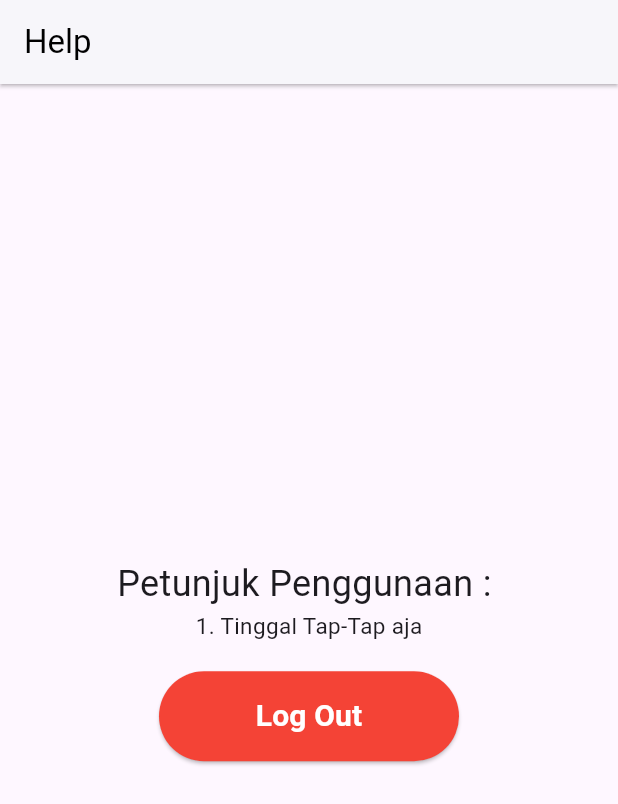
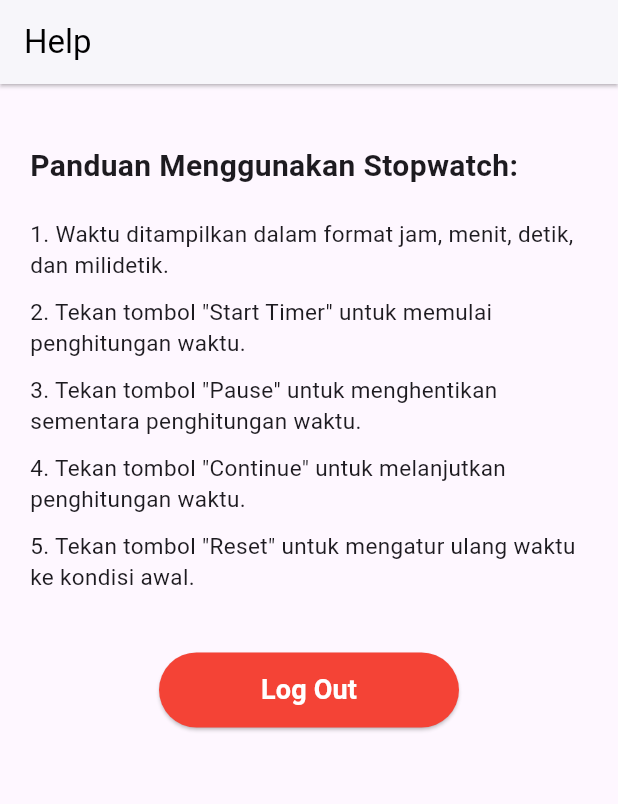
Before and after one commit to Sukron1632/Kalkulator, a Flutter app: the HelpPage screen opened directly, on a phone screen of 412 x 824 dp. Shown: the top 804 px of the screen. Run offline on Flutter 3.47's test engine with Material 3 defaults, Android fonts, the phone set to English and light mode, and no system bars; our stand-ins replace firebase_auth, firebase_core; accounts and stored records are empty.

Commit message:
help page

```diff
--- a/lib/Pages/help.dart
+++ b/lib/Pages/help.dart
@@ -8,7 +8,7 @@ class HelpPage extends StatelessWidget {
       Navigator.pushReplacementNamed(context, '/login');
     } catch (e) {
       ScaffoldMessenger.of(context).showSnackBar(
-        SnackBar(content: Text('Gagal Logout : $e')),
+        SnackBar(content: Text('Gagal Logout: $e')),
       );
     }
   }
@@ -24,23 +24,45 @@ class HelpPage extends StatelessWidget {
         elevation: 1,
         shadowColor: Colors.black,
       ),
-      body: Center(
+      body: Padding(
+        padding: const EdgeInsets.symmetric(horizontal: 20.0, vertical: 40.0),
         child: Column(
-          mainAxisAlignment: MainAxisAlignment.center,
-          crossAxisAlignment: CrossAxisAlignment.center,
+          crossAxisAlignment: CrossAxisAlignment.start,
           children: <Widget>[
             const Text(
-              'Petunjuk Penggunaan : ',
-              style: TextStyle(fontSize: 24),
+              'Panduan Menggunakan Stopwatch:',
+              style: TextStyle(fontSize: 20, fontWeight: FontWeight.bold),
             ),
+            const SizedBox(height: 20),
             const Text(
-              '1. Tinggal Tap-Tap aja',
+              '1. Waktu ditampilkan dalam format jam, menit, detik, dan milidetik.',
               style: TextStyle(fontSize: 15),
             ),
-            const SizedBox(height: 20),
-            SizedBox(
+            const SizedBox(height: 10),
+            const Text(
+              '2. Tekan tombol "Start Timer" untuk memulai penghitungan waktu.',
+              style: TextStyle(fontSize: 15),
+            ),
+            const SizedBox(height: 10),
+            const Text(
+              '3. Tekan tombol "Pause" untuk menghentikan sementara penghitungan waktu.',
+              style: TextStyle(fontSize: 15),
+            ),
+            const SizedBox(height: 10),
+            const Text(
+              '4. Tekan tombol "Continue" untuk melanjutkan penghitungan waktu.',
+              style: TextStyle(fontSize: 15),
+            ),
+            const SizedBox(height: 10),
+            const Text(
+              '5. Tekan tombol "Reset" untuk mengatur ulang waktu ke kondisi awal.',
+              style: TextStyle(fontSize: 15),
+            ),
+            const SizedBox(height: 40),
+            Center(
+              child: SizedBox(
                 width: 200,
-              height: 60,
+                height: 50,
                 child: ElevatedButton(
                   onPressed: () {
                     _signOut(context);
@@ -51,10 +73,14 @@ class HelpPage extends StatelessWidget {
                     shape: RoundedRectangleBorder(
                       borderRadius: BorderRadius.circular(30),
                     ),
-                  padding:
-                      const EdgeInsets.symmetric(horizontal: 20, vertical: 15),
+                    padding: const EdgeInsets.symmetric(horizontal: 20, vertical: 10),
                   ),
-                child: const Text('Log Out', textAlign: TextAlign.center, style: TextStyle(fontWeight: FontWeight.bold, fontSize: 20),),
+                  child: const Text(
+                    'Log Out',
+                    textAlign: TextAlign.center,
+                    style: TextStyle(fontWeight: FontWeight.bold, fontSize: 18),
+                  ),
+                ),
               ),
             ),
           ],
```
Also changed, not shown: 1 other file. Lines whose indentation alone changed are shown as unchanged.
